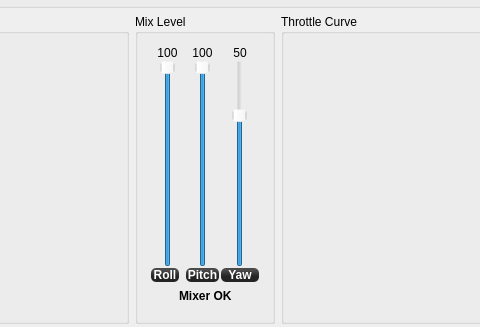
First picture: the form in ground/openpilotgcs/src/plugins/config/airframe.ui, repository openpilot/OpenPilot, before the edit; both pictures show x 278 to 758 and y 97 to 424 of the 965 by 637 pixel window.
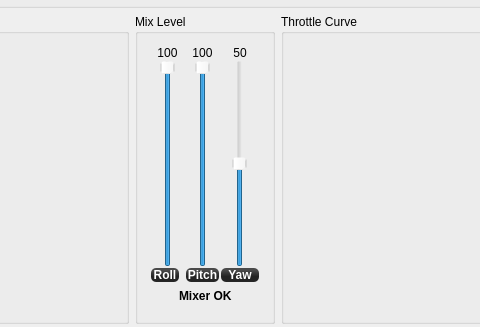
Second picture: the form after the edit. Icons and pictures are not drawn. Custom widgets are drawn as their Qt base class.

Commit message:
GCS-Yaw mixing level reverse button
Changed the slider values from -100/+100 to 0/100 and wrote the code for
the invert checkbox.
NOT TESTED

Diff of the .ui file:
```diff
--- a/ground/openpilotgcs/src/plugins/config/airframe.ui
+++ b/ground/openpilotgcs/src/plugins/config/airframe.ui
@@ -1092,7 +1092,7 @@
 Typical value is 50% for + or X configuration on quads.</string>
                       </property>
                       <property name="minimum">
-                       <number>-100</number>
+                       <number>0</number>
                       </property>
                       <property name="maximum">
                        <number>100</number>
```
The commit also changes 3 other files.
